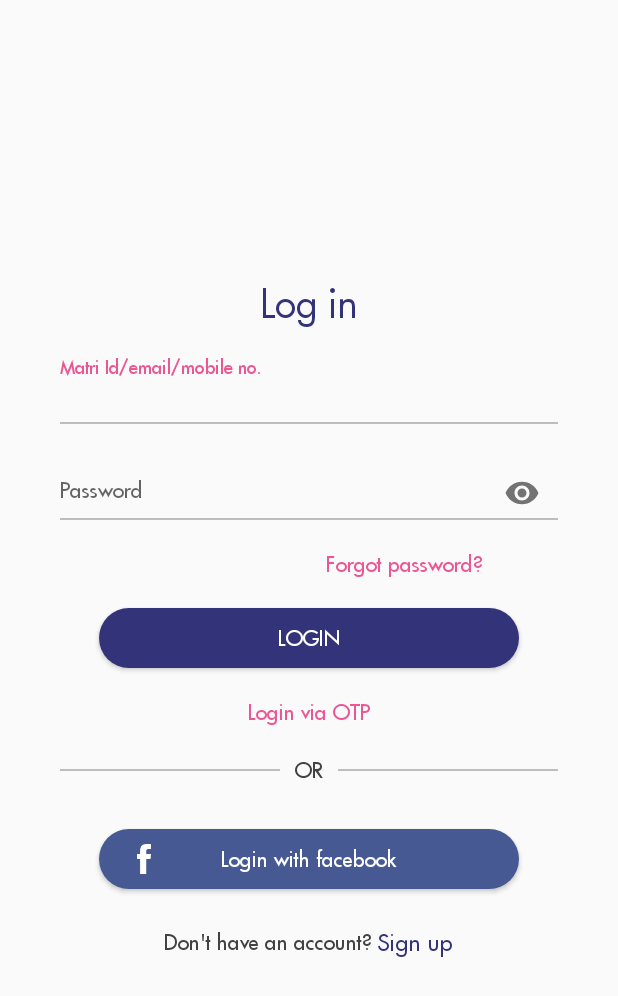
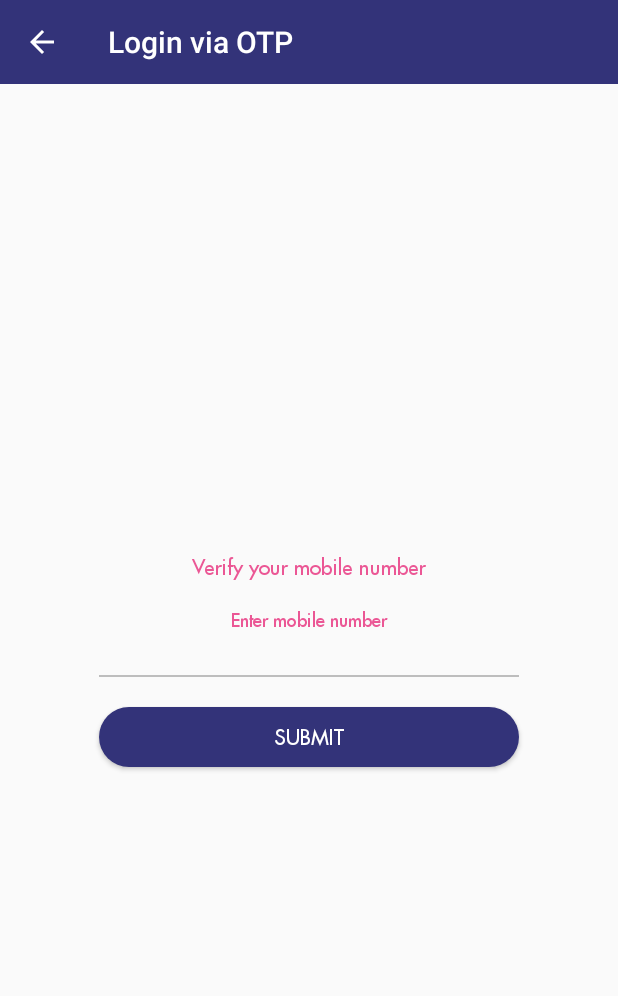
Before and after one commit to amolbodhare1/LifeJodi, an Android app: the screen it shows after launch (LoginActivity before the commit, LoginViaOTPActivity after it), after a tap on "Login via OTP", on a phone screen of 412 x 824 dp. Shown: the top 996 px of the screen. Run offline under Robolectric (Android 15) with nearby library versions, the phone set to English and light mode, and no system bars; our stand-ins replace ButterKnife; 2 statements that could not run were skipped.

Commit message:
otplogin screen

```diff
--- a/app/build.gradle
+++ b/app/build.gradle
@@ -9,6 +9,7 @@ android {
         targetSdkVersion 26
         versionCode 1
         versionName "1.0"
+        multiDexEnabled true
         testInstrumentationRunner "android.support.test.runner.AndroidJUnitRunner"
         vectorDrawables.useSupportLibrary = true
     }
@@ -37,4 +38,5 @@ dependencies {
     annotationProcessor 'com.jakewharton:butterknife-compiler:8.5.1'
     compile 'com.wdullaer:materialdatetimepicker:3.0.0'
     implementation 'com.facebook.android:facebook-android-sdk:[4,5)'
+    implementation 'com.google.android.gms:play-services:11.8.0'
 }
--- a/app/src/main/java/com/lifejodi/login/activity/LoginActivity.java
+++ b/app/src/main/java/com/lifejodi/login/activity/LoginActivity.java
@@ -17,6 +17,7 @@ import android.widget.Toast;
 
 import com.lifejodi.R;
 import com.lifejodi.home.activity.HomeActivity;
+import com.lifejodi.utils.AppController;
 import com.lifejodi.utils.Constants;
 import com.lifejodi.utils.SharedPreference;
 
@@ -47,6 +48,7 @@ public class LoginActivity extends AppCompatActivity {
     SharedPreference sharedPreference = SharedPreference.getSharedInstance();
 
     String userEmail="",userMobile="",userPassword="",enteredEmail="",enteredPassword="";
+    AppController appController;
 
     @Override
     protected void onCreate(Bundle savedInstanceState) {
@@ -60,6 +62,12 @@ public class LoginActivity extends AppCompatActivity {
     public void initialization()
     {
         sharedPreference.initialize(this);
+        appController = AppController.getInstance();
+        appController.initialize(this);
+        if(!appController.hasPermissions(Constants.PERMISSIONS))
+        {
+            appController.requestPermission(Constants.PERMISSIONS);
+        }
     }
 
     @OnClick({R.id.text_forgot_password, R.id.button_login, R.id.text_login_via_otp, R.id.layout_fb_login, R.id.text_sign_up})
@@ -72,6 +80,8 @@ public class LoginActivity extends AppCompatActivity {
                 checkLoginCredentials();
                 break;
             case R.id.text_login_via_otp:
+                Intent intentOTP = new Intent(LoginActivity.this,LoginViaOTPActivity.class);
+                startActivity(intentOTP);
                 break;
             case R.id.layout_fb_login:
                 break;
--- /dev/null
+++ b/app/src/main/java/com/lifejodi/login/activity/LoginViaOTPActivity.java
@@ -0,0 +1,71 @@
+package com.lifejodi.login.activity;
+
+import android.graphics.Color;
+import android.os.Bundle;
+import android.support.annotation.Nullable;
+import android.support.v7.app.AppCompatActivity;
+import android.support.v7.widget.Toolbar;
+import android.view.View;
+
+import com.lifejodi.R;
+import com.lifejodi.utils.customfonts.CustomButtonBeatles;
+import com.lifejodi.utils.customfonts.CustomEditBeatles;
+
+import butterknife.BindView;
+import butterknife.ButterKnife;
+import butterknife.OnClick;
+
+/**
+ * Created by Administrator on 1/25/2018.
+ */
+
+public class LoginViaOTPActivity extends AppCompatActivity {
+
+    @BindView(R.id.toolbar_otplogin)
+    Toolbar toolbarOtplogin;
+    @BindView(R.id.edit_otplogin_mobilenum)
+    CustomEditBeatles editOtploginMobilenum;
+    @BindView(R.id.button_otplogin_submit)
+    CustomButtonBeatles buttonOtploginSubmit;
+    @BindView(R.id.edit_otplogin_digit1)
+    CustomEditBeatles editOtploginDigit1;
+    @BindView(R.id.edit_otplogin_digit2)
+    CustomEditBeatles editOtploginDigit2;
+    @BindView(R.id.edit_otplogin_digit3)
+    CustomEditBeatles editOtploginDigit3;
+    @BindView(R.id.edit_otplogin_digit4)
+    CustomEditBeatles editOtploginDigit4;
+    @BindView(R.id.button_otplogin_verify)
+    CustomButtonBeatles buttonOtploginVerify;
+
+    @Override
+    protected void onCreate(@Nullable Bundle savedInstanceState) {
+        super.onCreate(savedInstanceState);
+        setContentView(R.layout.activity_otp_login);
+        ButterKnife.bind(this);
+        initialization();
+    }
+
+    public void initialization()
+    {
+        toolbarOtplogin.setTitle("Login via OTP");
+        toolbarOtplogin.setTitleTextColor(Color.WHITE);
+        toolbarOtplogin.setNavigationIcon(R.drawable.ic_back);
+        toolbarOtplogin.setNavigationOnClickListener(new View.OnClickListener() {
+            @Override
+            public void onClick(View view) {
+
+            }
+        });
+    }
+
+    @OnClick({R.id.button_otplogin_submit, R.id.button_otplogin_verify})
+    public void onViewClicked(View view) {
+        switch (view.getId()) {
+            case R.id.button_otplogin_submit:
+                break;
+            case R.id.button_otplogin_verify:
+                break;
+        }
+    }
+}
--- a/app/src/main/java/com/lifejodi/utils/Constants.java
+++ b/app/src/main/java/com/lifejodi/utils/Constants.java
@@ -17,6 +17,13 @@ import java.util.regex.Pattern;
  */
 
 public class Constants {
+
+    public static String[] PERMISSIONSSTORAGE = {Manifest.permission.ACCESS_FINE_LOCATION};
+
+    //sharedPref KEYS
+    public static String LATITUDE="latitude";
+    public static String LONGITUDE="longitude";
+
 
     public static String PROFILEFOR="profile_for";
     public static String SAVEDEMAIL="saved_email";
--- a/app/src/main/res/layout/activity_forgot_password.xml
+++ b/app/src/main/res/layout/activity_forgot_password.xml
@@ -65,7 +65,6 @@
             android:layout_width="280dp"
             android:layout_height="40dp"
             android:text="Submit"
-
             android:textColor="@color/white"
             android:textSize="14dp"
             android:background="@drawable/button_background"/>
--- a/app/src/main/res/layout/activity_login.xml
+++ b/app/src/main/res/layout/activity_login.xml
@@ -43,7 +43,7 @@
                     android:layout_height="30dp"
                     android:layout_gravity="center_vertical"
                     android:background="@null"
-                    android:hint="Matri Id/email/mobile no."
+                    android:hint="LifeJodi Id/email/mobile no."
                     android:inputType="text"
                     android:textColor="@color/dark_grey"
                     android:textColorHint="@color/colorPrimary"
--- /dev/null
+++ b/app/src/main/res/layout/activity_otp_login.xml
@@ -0,0 +1,172 @@
+<?xml version="1.0" encoding="utf-8"?>
+<LinearLayout xmlns:android="http://schemas.android.com/apk/res/android"
+    android:orientation="vertical" android:layout_width="match_parent"
+    android:layout_height="match_parent">
+
+    <android.support.v7.widget.Toolbar
+        android:id="@+id/toolbar_otplogin"
+        android:layout_width="match_parent"
+        android:layout_height="?attr/actionBarSize"
+        android:background="@color/blue"/>
+
+    <LinearLayout
+        android:layout_width="match_parent"
+        android:layout_height="match_parent"
+        android:orientation="vertical"
+        android:visibility="visible"
+        android:gravity="center">
+
+        <com.lifejodi.utils.customfonts.CustomTextBeatles
+            android:layout_width="wrap_content"
+            android:layout_height="wrap_content"
+            android:text="Verify your mobile number"
+            android:textColor="@color/pink"
+            android:textSize="14dp"/>
+        <LinearLayout
+            android:layout_marginTop="20dp"
+            android:layout_width="280dp"
+            android:layout_height="wrap_content"
+            android:orientation="vertical">
+            <LinearLayout
+                android:layout_width="match_parent"
+                android:layout_height="wrap_content"
+                android:orientation="horizontal">
+
+                <android.support.design.widget.TextInputLayout
+                    android:layout_width="match_parent"
+                    android:layout_height="wrap_content"
+                    android:layout_gravity="center_vertical">
+                    <com.lifejodi.utils.customfonts.CustomEditBeatles
+                        android:gravity="center"
+                        android:layout_gravity="center_vertical"
+                        android:id="@+id/edit_otplogin_mobilenum"
+                        android:layout_width="match_parent"
+                        android:layout_height="30dp"
+                        android:hint="Enter mobile number"
+                        android:textColorHint="@color/colorPrimary"
+                        android:textColor="@color/dark_grey"
+                        android:textSize="14dp"
+                        android:background="@null"
+                        android:inputType="text" />
+                </android.support.design.widget.TextInputLayout>
+
+            </LinearLayout>
+            <LinearLayout
+                android:layout_marginTop="2dp"
+                android:layout_width="match_parent"
+                android:layout_height="1dp"
+                android:background="@color/line_color"/>
+
+        </LinearLayout>
+
+        <com.lifejodi.utils.customfonts.CustomButtonBeatles
+            android:id="@+id/button_otplogin_submit"
+            android:layout_marginTop="20dp"
+            android:layout_width="280dp"
+            android:layout_height="40dp"
+            android:text="Submit"
+            android:textColor="@color/white"
+            android:textSize="14dp"
+            android:background="@drawable/button_background"/>
+    </LinearLayout>
+    <LinearLayout
+        android:layout_width="match_parent"
+        android:layout_height="match_parent"
+        android:visibility="gone"
+        android:orientation="vertical">
+        <LinearLayout
+                android:layout_width="match_parent"
+                android:layout_height="match_parent"
+                android:orientation="vertical"
+                android:gravity="center">
+
+            <com.lifejodi.utils.customfonts.CustomTextBeatles
+                    android:layout_width="wrap_content"
+                    android:layout_height="wrap_content"
+                    android:text="OTP has been sent on your mobile number"
+                    android:textColor="@color/pink"
+                    android:textSize="14dp"/>
+            <com.lifejodi.utils.customfonts.CustomTextBeatles
+                android:layout_width="wrap_content"
+                android:layout_height="wrap_content"
+                android:text="Enter OTP"
+                android:textColor="@color/blue"
+                android:layout_marginTop="15dp"
+                android:textSize="14dp"/>
+
+                    <LinearLayout
+                        android:layout_width="180dp"
+                        android:layout_height="wrap_content"
+                        android:layout_margin="10dp"
+                        android:orientation="horizontal">
+
+                            <com.lifejodi.utils.customfonts.CustomEditBeatles
+                                android:gravity="center"
+                                android:layout_gravity="center_vertical"
+                                android:id="@+id/edit_otplogin_digit1"
+                                android:layout_width="match_parent"
+                                android:layout_height="30dp"
+                                android:textColorHint="@color/colorPrimary"
+                                android:textColor="@color/dark_grey"
+                                android:textSize="14dp"
+                                android:layout_weight="1"
+                                android:theme="@style/MyEditTextTheme"
+                                android:inputType="text" />
+                        <com.lifejodi.utils.customfonts.CustomEditBeatles
+                            android:gravity="center"
+                            android:layout_gravity="center_vertical"
+                            android:id="@+id/edit_otplogin_digit2"
+                            android:layout_width="match_parent"
+                            android:layout_height="30dp"
+                            android:textColorHint="@color/colorPrimary"
+                            android:textColor="@color/dark_grey"
+                            android:textSize="14dp"
+                            android:layout_weight="1"
+                            android:theme="@style/MyEditTextTheme"
+                            android:inputType="text" />
+                        <com.lifejodi.utils.customfonts.CustomEditBeatles
+                            android:gravity="center"
+                            android:layout_gravity="center_vertical"
+                            android:id="@+id/edit_otplogin_digit3"
+                            android:layout_width="match_parent"
+                            android:layout_height="30dp"
+                            android:textColorHint="@color/colorPrimary"
+                            android:textColor="@color/dark_grey"
+                            android:textSize="14dp"
+                            android:layout_weight="1"
+                            android:theme="@style/MyEditTextTheme"
+                            android:inputType="text" />
+                        <com.lifejodi.utils.customfonts.CustomEditBeatles
+                            android:gravity="center"
+                            android:layout_gravity="center_vertical"
+                            android:id="@+id/edit_otplogin_digit4"
+                            android:layout_width="match_parent"
+                            android:layout_height="30dp"
+                            android:textColorHint="@color/colorPrimary"
+                            android:textColor="@color/dark_grey"
+                            android:textSize="14dp"
+                            android:layout_weight="1"
+                            android:theme="@style/MyEditTextTheme"
+                            android:inputType="text" />
+
+                    </LinearLayout>
+
+                <com.lifejodi.utils.customfonts.CustomButtonBeatles
+                    android:id="@+id/button_otplogin_verify"
+                    android:layout_marginTop="20dp"
+                    android:layout_width="280dp"
+                    android:layout_height="40dp"
+                    android:text="Verify"
+                    android:textColor="@color/white"
+                    android:textSize="14dp"
+                    android:background="@drawable/button_background"/>
+            <com.lifejodi.utils.customfonts.CustomTextBeatles
+                android:layout_width="wrap_content"
+                android:layout_height="wrap_content"
+                android:text="Resend OTP"
+                android:textColor="@color/colorPrimary"
+                android:layout_marginTop="15dp"
+                android:textSize="15dp"/>
+            </LinearLayout>
+    </LinearLayout>
+</LinearLayout>
--- a/app/src/main/res/values/colors.xml
+++ b/app/src/main/res/values/colors.xml
@@ -12,4 +12,6 @@
     <color name="blue">#333379</color>
     <color name="pink">#eb5795</color>
     <color name="white">#ffffff</color>
+    <color name="black">#000000</color>
+
 </resources>
--- a/app/src/main/res/values/styles.xml
+++ b/app/src/main/res/values/styles.xml
@@ -14,9 +14,9 @@
 
     <style name="MyEditTextTheme">
 
-        <item name="colorControlNormal">@color/bottomline_color</item>
-        <item name="colorControlActivated">@color/bottomline_color</item>
-        <item name="colorControlHighlight">@color/bottomline_color</item>
+        <item name="colorControlNormal">@color/line_color</item>
+        <item name="colorControlActivated">@color/line_color</item>
+        <item name="colorControlHighlight">@color/line_color</item>
 
     </style>
     <style name="Widget.App.Spinner" parent="@style/Widget.AppCompat.Spinner">
```
Also changed, not shown: app/src/main/AndroidManifest.xml (+15 -12 lines), app/src/main/java/com/lifejodi/login/activity/RegisterActivity.java (+64 -1 lines), app/src/main/java/com/lifejodi/login/data/OTPLoginData.java (added, +15 -0 lines), app/src/main/java/com/lifejodi/login/data/RegSpinnersData.java (+54 -0 lines), app/src/main/java/com/lifejodi/login/fragments/RegScreen3Fragment.java (+52 -7 lines), app/src/main/java/com/lifejodi/login/manager/ForgotPasswordManager.java (added, +49 -0 lines), app/src/main/java/com/lifejodi/login/manager/OTPLoginManager.java (added, +49 -0 lines), app/src/main/res/layout/activity_get_location.xml (added, +20 -0 lines), app/src/main/res/layout/fragment_reg_screen3.xml (+12 -4 lines).
